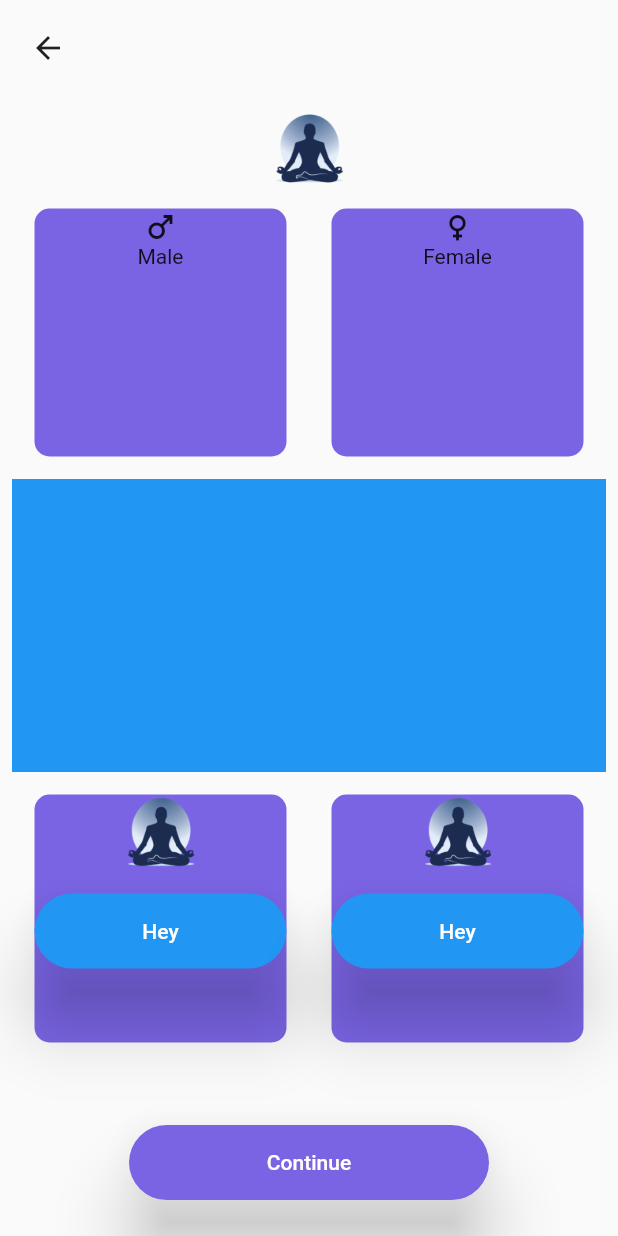
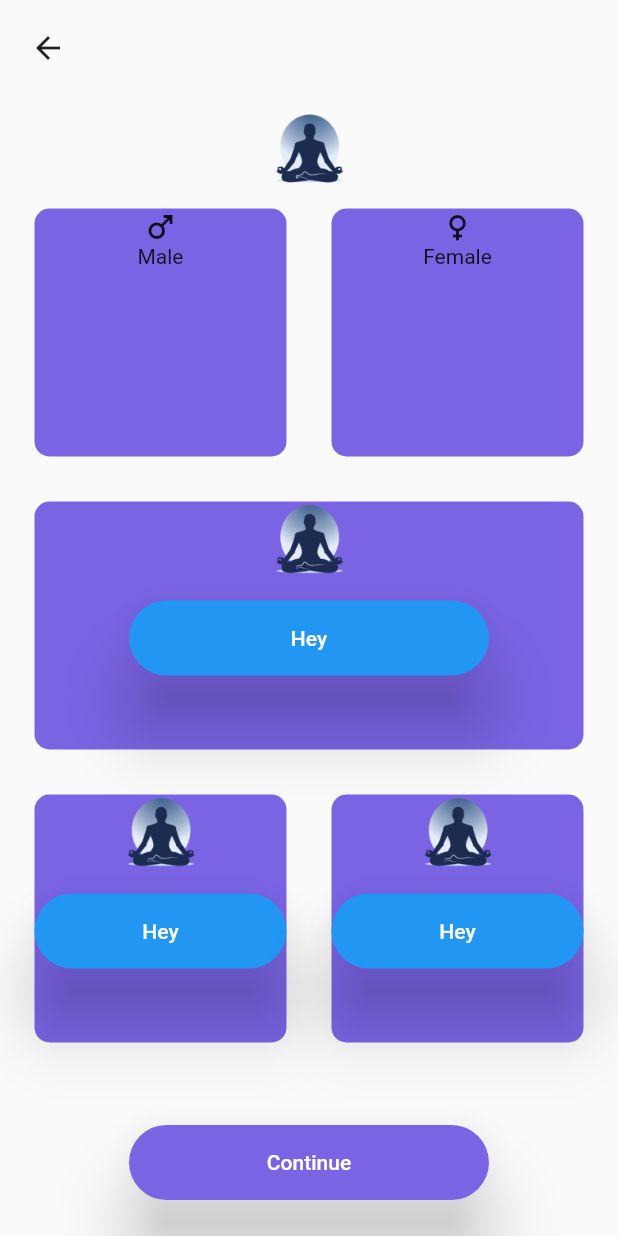
Before and after one commit to rks369/Swastha, a Flutter app: the ParameterDetail screen opened by its route, on a phone screen of 412 x 824 dp. Run offline on Flutter 3.47's test engine with Material 2 defaults, Android fonts, the phone set to English and light mode, and no system bars.

Commit message:
Card widget seted

```diff
--- a/lib/screens/parameters_detail.dart
+++ b/lib/screens/parameters_detail.dart
@@ -33,6 +33,7 @@ class _ParameterDetailState extends State<ParameterDetail> {
               ),
               Expanded(
                   child: Column(
+                    crossAxisAlignment: CrossAxisAlignment.stretch,
                     children: <Widget>[
                       Expanded(child: Row(
                         children: <Widget>[
@@ -62,7 +63,23 @@ class _ParameterDetailState extends State<ParameterDetail> {
                           ),
                         ],
                       )),
-                      Expanded(child: Container(color: Colors.blue,)),
+                      Expanded(
+
+                          child: UserCard(colour: kPrimaryColor,
+                            cardChild: Container(
+                              child: Column(
+                                children: <Widget>[
+                                  Image.asset(
+                                    'assets/images/logo.png',
+                                    width: 50,
+                                    height: 50,
+                                  ),
+                                  RoundedButton(title: "Hey", colour: Colors.blue, onPressed: (){})
+                                ],
+                              ),
+                            ), onPress: () {  },
+                          )
+                      ),
                       Expanded(child: Row(
                         children: <Widget>[
                           Expanded(
```
